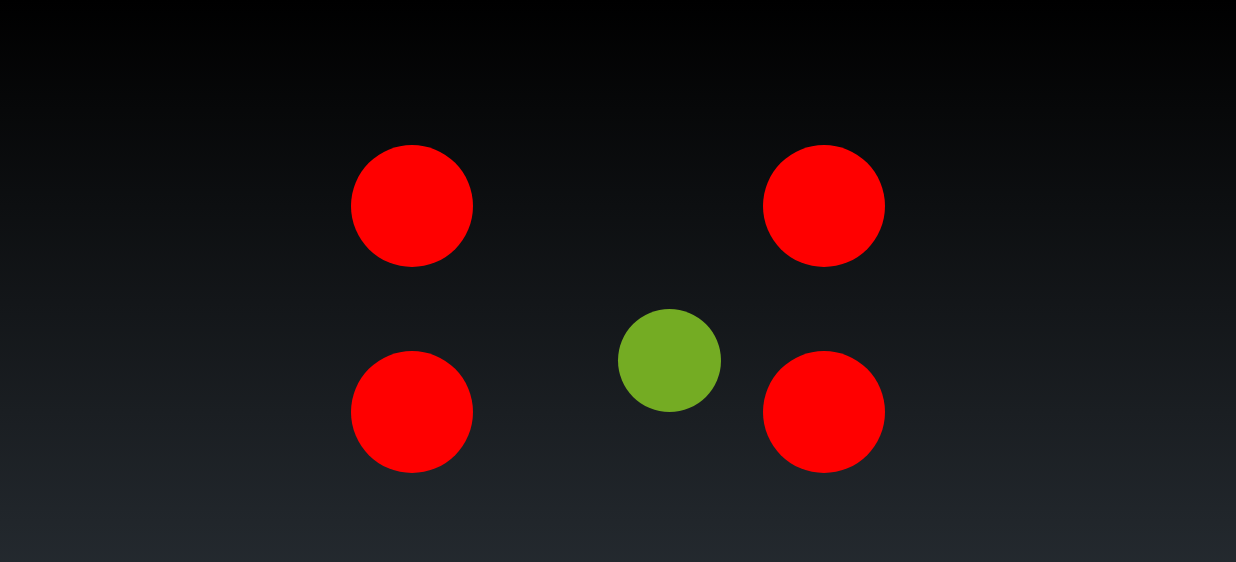
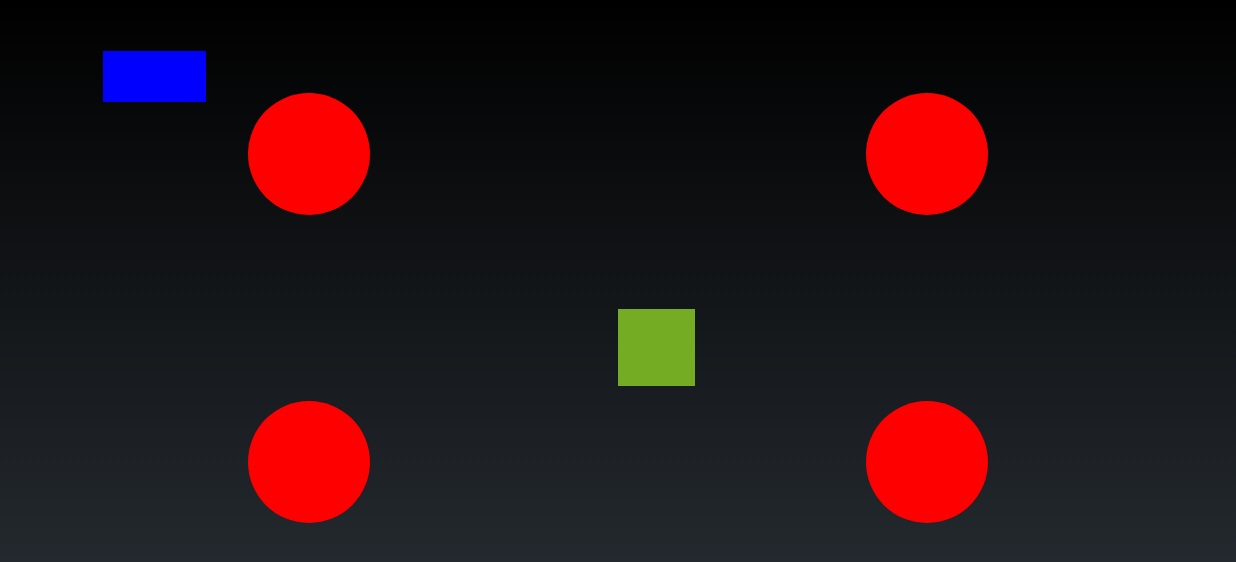
Before and after one commit to tasiuwasiu/SWiM-Shoot, an Android app: the GameActivity screen opened directly, with no data from a screen before it, on a phone screen of 824 x 412 dp (held sideways). Shown: the top 562 px of the screen. Run offline under Robolectric (Android 15) with nearby library versions, the phone set to English and light mode, and no system bars.

Commit message:
czesc na psma

```diff
--- a/app/build.gradle
+++ b/app/build.gradle
@@ -2,7 +2,6 @@ apply plugin: 'com.android.application'
 
 android {
     compileSdkVersion 25
-    buildToolsVersion "25.0.2"
     defaultConfig {
         applicationId "lab.wasikrafal.shoot"
         minSdkVersion 23
--- a/app/src/main/java/lab/wasikrafal/shoot/BubbleView.java
+++ b/app/src/main/java/lab/wasikrafal/shoot/BubbleView.java
@@ -5,9 +5,11 @@ import android.content.res.Resources;
 import android.graphics.Canvas;
 import android.graphics.Color;
 import android.graphics.Paint;
+import android.graphics.Path;
 import android.graphics.Point;
 import android.graphics.drawable.ShapeDrawable;
 import android.graphics.drawable.shapes.OvalShape;
+import android.graphics.drawable.shapes.RectShape;
 import android.view.Display;
 import android.view.View;
 import android.view.WindowManager;
@@ -27,10 +29,21 @@ public class BubbleView extends View
     private int y;
     private int width;
     private int height;
+    private int objx;
+    private int objy;
+    private int enemyx;
+    private int enemyy;
+
+    Path[] objectives = new Path[4];
+    //Path[] enemies = new Path[4];
+    Paint[] objectivesPaint = new Paint[4];
+    boolean[] check = new boolean[4];
 
     private ShapeDrawable bubble;
-    List<Paint> paintList = new ArrayList<Paint>();
-    List<Boolean> checkList = new ArrayList<Boolean>();
+    ShapeDrawable[] enemies = new ShapeDrawable[4];
+
+    //List<Paint> paintList = new ArrayList<Paint>();
+    //List<Boolean> checkList = new ArrayList<Boolean>();
 
     Context c;
 
@@ -50,28 +63,56 @@ public class BubbleView extends View
         height = Resources.getSystem().getDisplayMetrics().heightPixels;
         x = width/2;
         y = height/2;
-        diameter = height/6;
+        diameter = height/8;
         circle_diameter = height/10;
-        bubble = new ShapeDrawable(new OvalShape());
+        objx = width/4;
+        objy=height/4;
+
+        enemyx = width/12;
+        enemyy = height/12;
+
+        bubble = new ShapeDrawable();
         bubble.setBounds(x, y, x + diameter, y + diameter);
         bubble.getPaint().setColor(0xff74AC23);
 
-        for(int i=0; i<4; i++) {
-            Paint p = new Paint();
-            p.setColor(Color.RED);
-            p.setStyle(Paint.Style.FILL);
-            paintList.add(p);
-            checkList.add(false);
+
+
+        for(int i=0; i<4; i++)
+        {
+            objectivesPaint[i] = new Paint();
+            objectivesPaint[i].setColor(Color.RED);
+            objectivesPaint[i].setStyle(Paint.Style.FILL);
+
+
+            check[i] = false;
+
+            //checkList.add(false);
         }
+
+        objectives[0] = new Path();
+        objectives[0].addCircle(objx, objy, circle_diameter, Path.Direction.CCW);
+
+        objectives[1] = new Path();
+        objectives[1].addCircle(objx, objy*3, circle_diameter, Path.Direction.CCW);
+
+        objectives[2] = new Path();
+        objectives[2].addCircle(objx*3, objy, circle_diameter, Path.Direction.CCW);
+
+        objectives[3] = new Path();
+        objectives[3].addCircle(objx*3, objy*3, circle_diameter, Path.Direction.CCW);
+
+        enemies[0] = new ShapeDrawable();
+        enemies[0].setBounds(enemyx, enemyy, enemyx*2, enemyy*2);
+        enemies[0].getPaint().setColor(Color.BLUE);
     }
+
     protected void onDraw(Canvas canvas) {
         super.onDraw(canvas);
 
-        canvas.drawCircle(width/3, height/3, circle_diameter, paintList.get(0));
-        canvas.drawCircle(width/3, (height/3)*2, circle_diameter, paintList.get(1));
-        canvas.drawCircle((width/3)*2, (height/3), circle_diameter, paintList.get(2));
-        canvas.drawCircle((width/3)*2, (height/3)*2, circle_diameter, paintList.get(3));
+        for (int i=0; i<4; i++)
+            canvas.drawPath(objectives[i], objectivesPaint[i]);
 
+        enemies[0].draw(canvas);
         bubble.draw(canvas);
     }
 
@@ -86,34 +127,66 @@ public class BubbleView extends View
             y=tempy;
             bubble.setBounds(x, y, x + diameter, y + diameter);
         }
+
+
+    }
+
+    public void moveEnemy()
+    {
+
     }
 
     public void isIn ()
     {
-        if (x < width/3 && x> width/3-circle_diameter && y<height/3 && y>height/3-circle_diameter)
+        if (x < objx+circle_diameter && x> objx-circle_diameter && y<objy+circle_diameter && y>objy-circle_diameter)
             changeColor(0 ,Color.GREEN);
 
-        if (x < width/2 && x> width/3-circle_diameter && y<(height/3)*2 && y>(height/3)*2-circle_diameter)
+        if (x < objx+circle_diameter && x> objx-circle_diameter && y<objy*3+circle_diameter && y>objy*3-circle_diameter)
             changeColor(1 ,Color.GREEN);
 
-        if (x < (width/3)*2 && x> (width/3)*2-circle_diameter && y<height/3 && y>height/3-circle_diameter)
+        if (x < objx*3+circle_diameter && x> objx*3 -circle_diameter && y<objy+circle_diameter && y>objy-circle_diameter)
             changeColor(2 ,Color.GREEN);
 
-        if (x < (width/3)*2 && x> (width/3)*2-circle_diameter && y<(height/3)*2 && y>(height/3)*2-circle_diameter)
+        if (x < objx*3 +circle_diameter && x> objx*3 -circle_diameter && y<objy*3+circle_diameter && y>objy*3-circle_diameter)
             changeColor(3 ,Color.GREEN);
 
         isDone();
     }
 
+    public boolean checkHit()
+    {
+       if(isHit(0)) {
+
+           return true;
+       }
+       return false;
+    }
+
+    private boolean isHit(int enemy)
+    {
+
+        if (x>enemyx && x<enemyx*2 && y>enemyy && y< enemyy*2)
+            return true;
+        return false;
+    }
+
+    public void resetBubble()
+    {
+        x = width/2;
+        y = height/2;
+        bubble.setBounds(x, y, x + diameter, y + diameter);
+
+    }
+
     private void changeColor (int pos, int color)
     {
-        paintList.get(pos).setColor(color);
-        checkList.set(pos,true);
+        objectivesPaint[pos].setColor(color);
+        check[pos] = true;
     }
 
     public boolean isDone()
     {
-        boolean test = checkList.get(0) && checkList.get(1) && checkList.get(2) && checkList.get(3);
+        boolean test = check[0] && check[1] && check[2] && check[3];
 
         return test;
     }
--- a/app/src/main/java/lab/wasikrafal/shoot/GameActivity.java
+++ b/app/src/main/java/lab/wasikrafal/shoot/GameActivity.java
@@ -14,9 +14,9 @@ import android.os.Bundle;
 import android.os.Handler;
 import android.view.View;
 
-/**
- * Created by Rafał on 31.05.2017.
- */
+import java.util.Timer;
+import java.util.TimerTask;
+
 
 public class GameActivity extends Activity implements SensorEventListener, View.OnClickListener
 {
@@ -27,6 +27,9 @@ public class GameActivity extends Activity implements SensorEventListener, View.
     long start;
     long stop;
     long bestTime;
+    int lives =3;
+    Timer timer;
+
     Intent score;
     AudioAttributes attrs = new AudioAttributes.Builder()
             .setUsage(AudioAttributes.USAGE_GAME)
@@ -52,7 +55,9 @@ public class GameActivity extends Activity implements SensorEventListener, View.
         setVolumeControlStream(AudioManager.STREAM_MUSIC);
         loadSound();
         mp = MediaPlayer.create(this, R.raw.music);
+        mp.setLooping(true);
         mp.start();
+        enemyFunction();
     }
 
     private void loadSound ()
@@ -91,6 +96,9 @@ public class GameActivity extends Activity implements SensorEventListener, View.
             bestTime = getIntent().getExtras().getLong(getString(R.string.best_string), 0);
             final long currentTime=stop-start;
 
+            timer.cancel();
+            timer.purge();
+
             score = new Intent(this, ScoreActivity.class);
             Bundle extras = new Bundle();
             extras.putLong(getString(R.string.best_string), bestTime);
@@ -116,4 +124,41 @@ public class GameActivity extends Activity implements SensorEventListener, View.
             }, 5000);
         }
     }
+
+    private void onGameOver()
+    {
+        final Intent gameover = new Intent(this, GameOverActivity.class);
+
+        mp.stop();
+            mp.release();
+                startActivity(gameover);
+                Intent returnIntent = new Intent();
+                returnIntent.putExtra(getString(R.string.res_string), Long.MAX_VALUE);
+                setResult(Activity.RESULT_OK,returnIntent);
+                timer.cancel();
+                timer.purge();
+                finish();
+    }
+
+    private void enemyFunction()
+    {
+        timer =new Timer();
+        TimerTask task = new TimerTask() {
+            @Override
+            public void run() {
+                bubbleView.moveEnemy();
+                if(bubbleView.checkHit())
+                {
+                    lives--;
+                    bubbleView.resetBubble();
+                    if (lives < 1) {
+                        onGameOver();
+                    }
+                }
+            }
+        };
+        timer.schedule(task,0,33);
+    }
+
+
 }
--- a/app/src/main/java/lab/wasikrafal/shoot/MainActivity.java
+++ b/app/src/main/java/lab/wasikrafal/shoot/MainActivity.java
@@ -136,4 +136,6 @@ public class MainActivity extends AppCompatActivity implements View.OnClickListe
         editor.commit();
         invalidateOptionsMenu();
     }
+
+
 }
--- a/build.gradle
+++ b/build.gradle
@@ -5,7 +5,7 @@ buildscript {
         jcenter()
     }
     dependencies {
-        classpath 'com.android.tools.build:gradle:2.3.1'
+        classpath 'com.android.tools.build:gradle:3.0.1'
 
         // NOTE: Do not place your application dependencies here; they belong
         // in the individual module build.gradle files
--- a/gradle.properties
+++ b/gradle.properties
@@ -15,3 +15,5 @@ org.gradle.jvmargs=-Xmx1536m
 # This option should only be used with decoupled projects. More details, visit
 # http://www.gradle.org/docs/current/userguide/multi_project_builds.html#sec:decoupled_projects
 # org.gradle.parallel=true
+
+android.enableAapt2=false
```
Also changed, not shown: app/src/main/AndroidManifest.xml (+11 -8 lines), app/src/main/java/lab/wasikrafal/shoot/GameOverActivity.java (added, +27 -0 lines), app/src/main/java/lab/wasikrafal/shoot/ScoreActivity.java (+21 -6 lines), app/src/main/res/layout/activity_game_over.xml (added, +20 -0 lines), gradle/wrapper/gradle-wrapper.properties, 3 other files.
